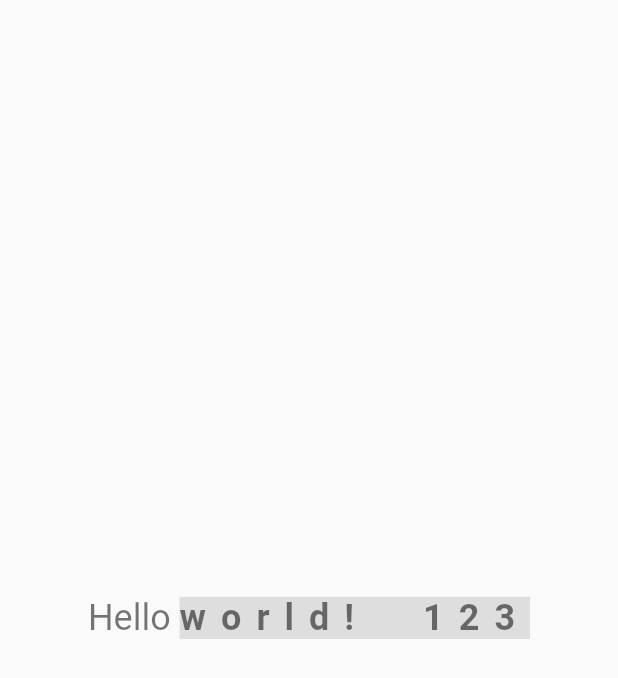
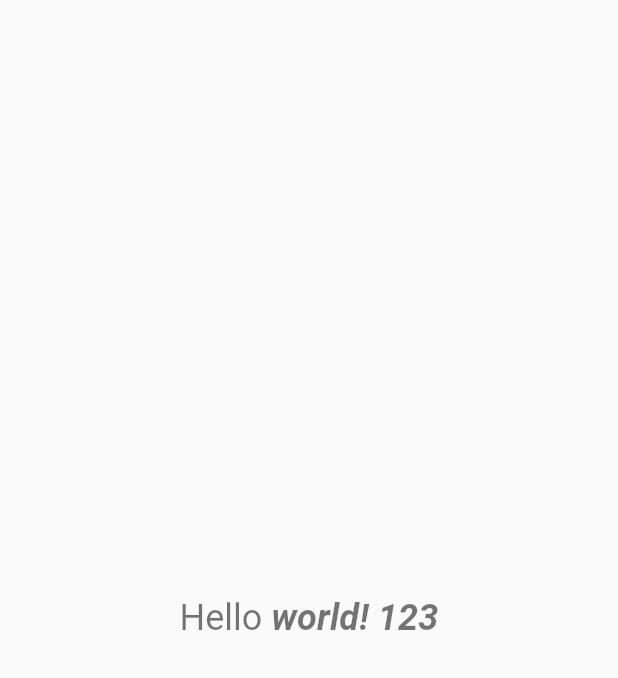
Before and after one commit to StripeCat2503/awesome_rich_text, a Flutter app: the screen it shows after launch, on a phone screen of 412 x 824 dp. Shown: the top 678 px of the screen. Run offline on Flutter 3.47's test engine with Material 2 defaults, Android fonts, the phone set to English and light mode, and no system bars.

Commit message:
Add `FontStyle` mapper

```diff
--- a/example/lib/main.dart
+++ b/example/lib/main.dart
@@ -29,7 +29,7 @@ class AwesomeRichTextExample extends StatelessWidget {
     return Scaffold(
       body: Center(
         child: AwesomeRichText(
-          'Hello {fw: bold, ws: 20, ls: 10, bgColor: #dedede}`world! 123`',
+          'Hello {fw: bold, style: italic}`world! 123`',
           style: const TextStyle(
             color: Colors.black54,
             fontSize: 24,
--- a/lib/src/mappers/mappers.dart
+++ b/lib/src/mappers/mappers.dart
@@ -1,3 +1,4 @@
+import 'package:awesome_rich_text/src/mappers/font_style.dart';
 import 'package:awesome_rich_text/src/style.dart';
 import 'package:awesome_rich_text/src/mappers/base.dart';
 import 'package:awesome_rich_text/src/mappers/color.dart';
@@ -13,6 +14,7 @@ Map<String, BaseMapper> _mappers(String value) => {
       Style.bgColor: ColorMapper(value),
       Style.ls: DoubleMapper(value),
       Style.ws: DoubleMapper(value),
+      Style.style: FontStyleMapper(value),
     };
 
 T? mapper<T>(
--- a/lib/src/style.dart
+++ b/lib/src/style.dart
@@ -6,4 +6,5 @@ class Style {
   static const bgColor = 'bgColor'; // background color
   static const ls = 'ls'; // letterSpacing
   static const ws = 'ws'; // wordSpacing
+  static const style = 'style'; // fontStyle
 }
```
Also changed, not shown: lib/src/extensions/map.dart (+8 -0 lines), lib/src/mappers/font_style.dart (added, +13 -0 lines).
